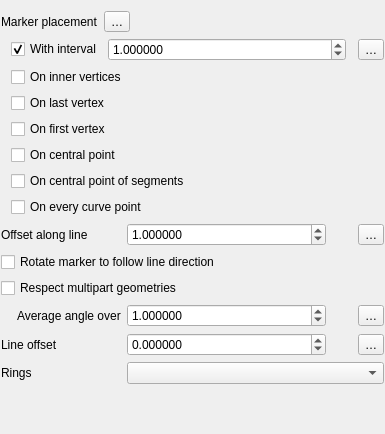
The window that src/ui/symbollayer/widget_markerline.ui (qgis/QGIS) describes before a commit, drawn with Qt 5.
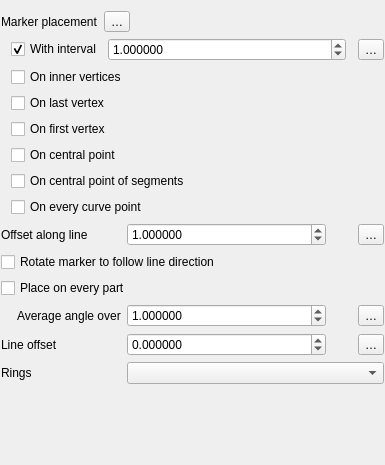
The same window after the commit. Custom widgets are drawn as their Qt base class.

Commit message: Rename "respect multipart" to "place on every part"

Patch:
```diff
--- a/src/ui/symbollayer/widget_markerline.ui
+++ b/src/ui/symbollayer/widget_markerline.ui
@@ -7,7 +7,7 @@
     <x>0</x>
     <y>0</y>
     <width>385</width>
-    <height>434</height>
+    <height>465</height>
    </rect>
   </property>
   <property name="windowTitle">
@@ -387,7 +387,7 @@
         <string>If checked, the &quot;first vertex&quot; or &quot;last vertex&quot; placements will only be rendered once for each multipart geometry</string>
        </property>
        <property name="text">
-        <string>Respect multipart geometries</string>
+        <string>Place on every part</string>
        </property>
       </widget>
      </item>
```
Left out of the diff: 6 changed lines with no effect on the pictures. The commit also changes 6 other files.
